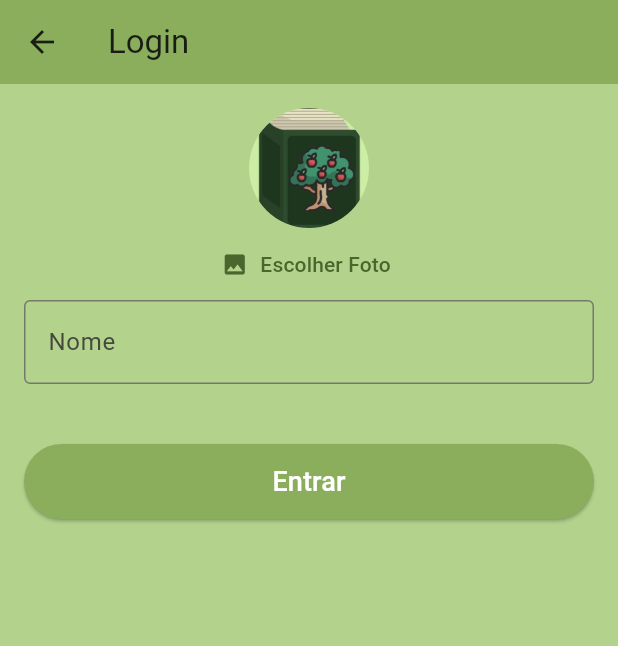
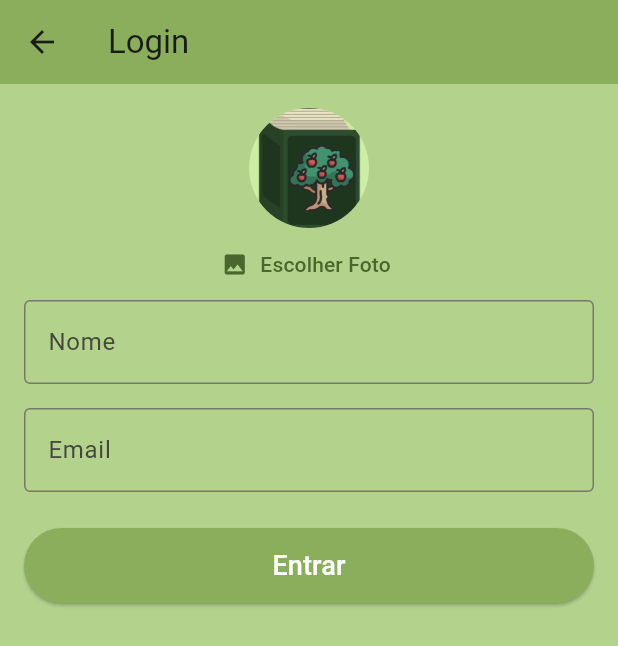
Before and after one commit to Rafael-Casemiro/app_cultivo, a Flutter app: the HomeDrawer widget shown alone on an empty page, opened directly, after a tap on "Componentes", after a tap on "Sobre", after a tap on "Login", on a phone screen of 412 x 824 dp. Shown: the top 646 px of the screen. Run offline on Flutter 3.47's test engine with Material 3 defaults, Android fonts, the phone set to English and light mode, and no system bars; our stand-ins replace flutter_riverpod, image_picker, shared_preferences; accounts and stored records are empty.

Commit message:
Email e logout

```diff
--- a/lib/models/user_profile.dart
+++ b/lib/models/user_profile.dart
@@ -1,6 +1,7 @@
 class UserProfile {
   final String name;
+  final String email;
   final String photoPath;
 
-  UserProfile({required this.name, required this.photoPath});
+  UserProfile({required this.name, required this.photoPath, required this.email});
 }
--- a/lib/providers/user_provider.dart
+++ b/lib/providers/user_provider.dart
@@ -11,15 +11,17 @@ class UserProfileNotifier extends StateNotifier<UserProfile?> {
   Future<void> _loadUserProfile() async {
     final prefs = await SharedPreferences.getInstance();
     final name = prefs.getString('user_name');
+    final email = prefs.getString('user_email');
     final photo = prefs.getString('user_photo');
-    if (name != null && photo != null) {
-      state = UserProfile(name: name, photoPath: photo);
+    if (name != null && email != null && photo != null) {
+      state = UserProfile(name: name, email: email, photoPath: photo);
     }
   }
 
   Future<void> saveUserProfile(UserProfile profile) async {
     final prefs = await SharedPreferences.getInstance();
     await prefs.setString('user_name', profile.name);
+    await prefs.setString('user_email', profile.email);
     await prefs.setString('user_photo', profile.photoPath);
     state = profile;
   }
@@ -27,6 +29,7 @@ class UserProfileNotifier extends StateNotifier<UserProfile?> {
   Future<void> clearUserProfile() async {
     final prefs = await SharedPreferences.getInstance();
     await prefs.remove('user_name');
+    await prefs.remove('user_email');
     await prefs.remove('user_photo');
     state = null;
   }
--- a/lib/screens/login_page.dart
+++ b/lib/screens/login_page.dart
@@ -15,6 +15,7 @@ class LoginPage extends ConsumerStatefulWidget {
 class _LoginPageState extends ConsumerState<LoginPage> {
   final _formKey = GlobalKey<FormState>();
   final _nameController = TextEditingController();
+  final _emailController = TextEditingController();
 
   String? _photoPath;
 
@@ -27,6 +28,13 @@ class _LoginPageState extends ConsumerState<LoginPage> {
         _photoPath = pickedFile.path;
       });
     }
+  }
+
+  @override
+  void dispose() {
+    _nameController.dispose();
+    _emailController.dispose();
+    super.dispose();
   }
 
   @override
@@ -65,6 +73,24 @@ class _LoginPageState extends ConsumerState<LoginPage> {
               ),
               const SizedBox(height: 16),
 
+              TextFormField(
+                controller: _emailController,
+                decoration: const InputDecoration(
+                  labelText: "Email",
+                  border: OutlineInputBorder(),
+                ),
+                validator: (value) {
+                  if (value == null || value.isEmpty) {
+                    return "Informe seu email";
+                  }
+                  final emailRegex = RegExp(r'^[^@]+@[^@]+\.[^@]+');
+                  if (!emailRegex.hasMatch(value)) {
+                    return "Email inválido";
+                  }
+                  return null;
+                },
+              ),
+
               const SizedBox(height: 24),
               ElevatedButton(
                 style: ElevatedButton.styleFrom(
@@ -76,6 +102,7 @@ class _LoginPageState extends ConsumerState<LoginPage> {
                     ref.read(userProfileProvider.notifier).saveUserProfile(
                       UserProfile(
                         name: _nameController.text,
+                        email: _emailController.text,
                         photoPath: _photoPath ?? 'assets/images/default_avatar.png',
                       ),
                     );
--- a/lib/widgets/home_drawer.dart
+++ b/lib/widgets/home_drawer.dart
@@ -112,7 +112,9 @@ class HomeDrawer extends ConsumerWidget {
             ),
             Padding(
               padding: const EdgeInsets.all(16.0),
-              child: ElevatedButton.icon(
+              child: Column(
+                children: [
+                  ElevatedButton.icon(
                     style: ElevatedButton.styleFrom(
                       minimumSize: const Size.fromHeight(50),
                       backgroundColor: const Color(0xff8aae5c),
@@ -130,6 +132,28 @@ class HomeDrawer extends ConsumerWidget {
                       Navigator.pushNamed(context, '/login');
                     },
                   ),
+                  const SizedBox(height: 8),
+                  if (userProfile != null)
+                    ElevatedButton.icon(
+                      style: ElevatedButton.styleFrom(
+                        minimumSize: const Size.fromHeight(50),
+                        backgroundColor: Colors.red,
+                      ),
+                      icon: const Icon(Icons.logout, color: Colors.white),
+                      label: const Text(
+                        'Sair',
+                        style: TextStyle(
+                          fontSize: 18,
+                          fontWeight: FontWeight.bold,
+                          color: Colors.white,
+                        ),
+                      ),
+                      onPressed: () {
+                        ref.read(userProfileProvider.notifier).clearUserProfile();
+                      },
+                    ),
+                ],
+              ),
             ),
           ],
         ),
```
Lines whose indentation alone changed are shown as unchanged.
